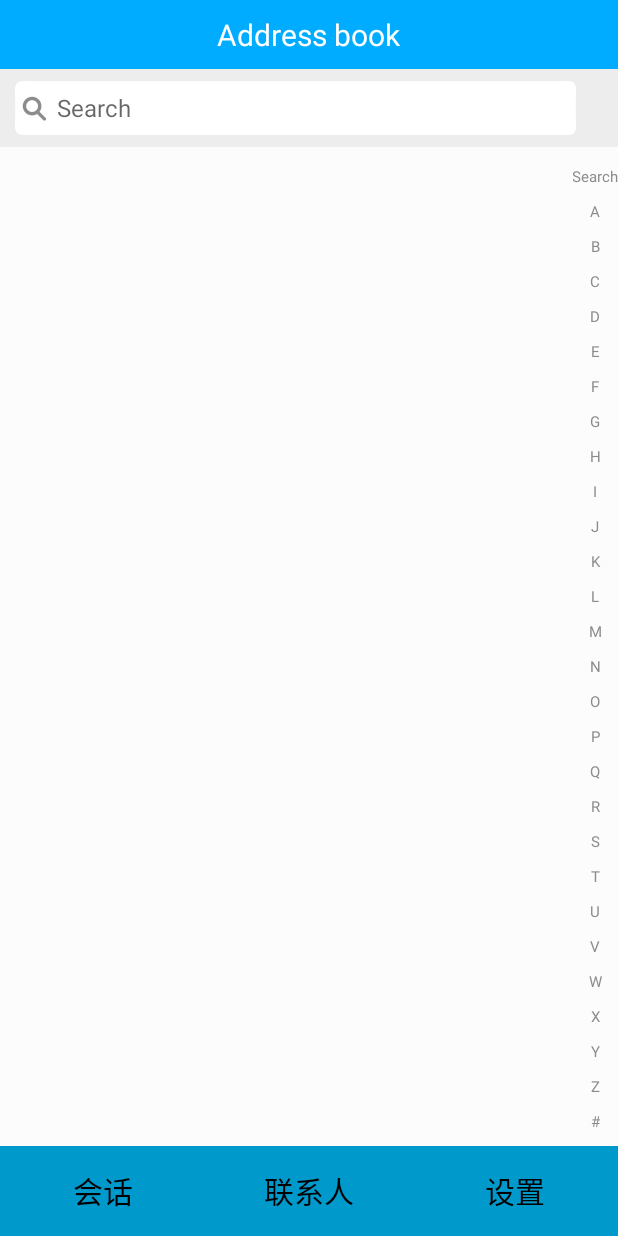
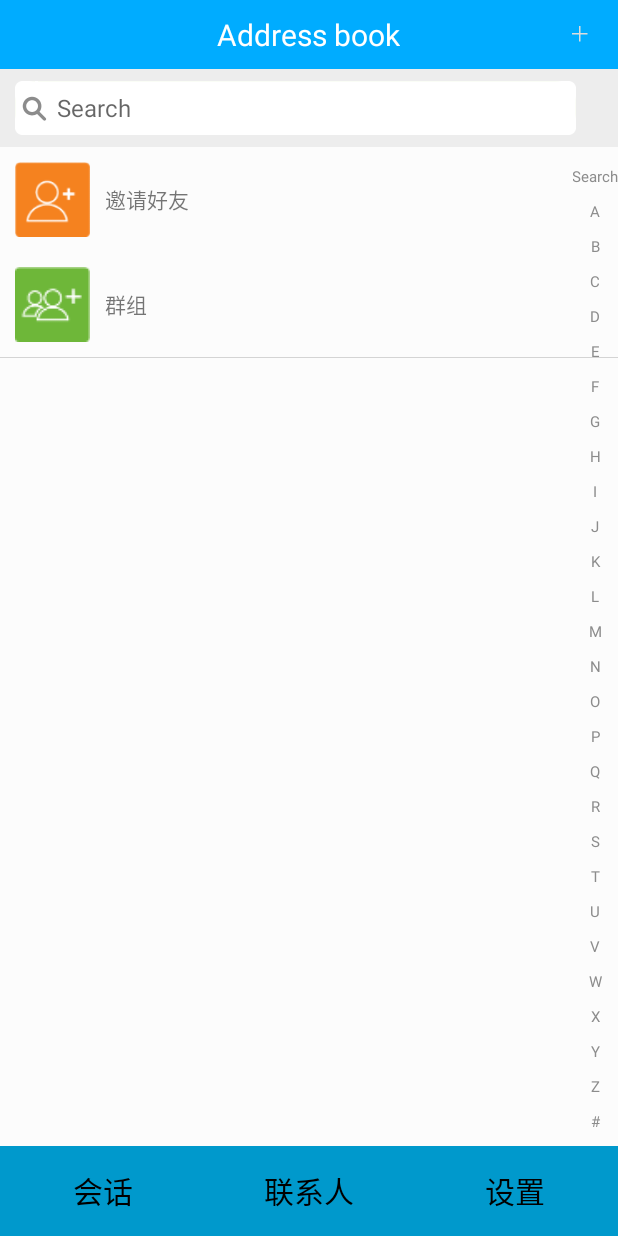
Before and after one commit to yiyoxy/HuanXinDemo, an Android app: the fragment ContactFragment placed in its activity, on a phone screen of 412 x 824 dp. Run offline under Robolectric (Android 15) with nearby library versions, the phone set to English and light mode, and no system bars; our stand-ins replace ButterKnife; 6 statements that could not run were skipped.

Commit message:
联系人列表页面: 添加Listview的头布局

```diff
--- a/app/src/main/AndroidManifest.xml
+++ b/app/src/main/AndroidManifest.xml
@@ -61,7 +61,8 @@
         </receiver>
 
         <activity android:name=".controller.activity.MainActivity" />
-        <activity android:name=".controller.activity.LoginActivity"></activity>
+        <activity android:name=".controller.activity.LoginActivity" />
+        <activity android:name=".controller.activity.InviteActivity"></activity>
     </application>
 
 </manifest>
--- a/app/src/main/java/com/tron/huanxindemo/controller/fragment/ContactFragment.java
+++ b/app/src/main/java/com/tron/huanxindemo/controller/fragment/ContactFragment.java
@@ -1,7 +1,20 @@
 package com.tron.huanxindemo.controller.fragment;
 
 
+import android.content.Intent;
+import android.view.View;
+import android.widget.ImageView;
+import android.widget.LinearLayout;
+
 import com.hyphenate.easeui.ui.EaseContactListFragment;
+import com.tron.huanxindemo.R;
+import com.tron.huanxindemo.controller.activity.InviteActivity;
+import com.tron.huanxindemo.utils.ShowToast;
+
+import butterknife.BindView;
+import butterknife.ButterKnife;
+import butterknife.OnClick;
+import butterknife.Unbinder;
 
 /**
  * Created by Tron on 2017/2/15.
@@ -9,5 +22,59 @@ import com.hyphenate.easeui.ui.EaseContactListFragment;
 
 public class ContactFragment extends EaseContactListFragment {
 
+    @BindView(R.id.contanct_iv_invite)
+    ImageView contanctIvInvite;
+    @BindView(R.id.ll_new_friends)
+    LinearLayout llNewFriends;
+    @BindView(R.id.ll_groups)
+    LinearLayout llGroups;
+    private Unbinder unbinder;
 
+    @Override
+    protected void initView() {
+        super.initView();
+
+        // 初始化头布局
+        View view = View.inflate(getActivity(), R.layout.fragment_contact_head, null);
+        // ButterKnife注入view
+        unbinder = ButterKnife.bind(this, view);
+
+        // 添加头布局
+        listView.addHeaderView(view);
+
+        // 添加actionbar右侧的加号, 设置监听
+        titleBar.setRightImageResource(R.mipmap.em_add);
+        titleBar.setOnClickListener(new View.OnClickListener() {
+            @Override
+            public void onClick(View v) {
+                // 跳转到邀请界面
+                Intent intent = new Intent(getActivity(), InviteActivity.class);
+                startActivity(intent);
+            }
+        });
+
+    }
+
+    @Override
+    protected void setUpView() {
+        super.setUpView();
+    }
+
+    @OnClick({R.id.ll_new_friends, R.id.ll_groups})
+    public void onClick(View view) {
+        switch (view.getId()) {
+            case R.id.ll_new_friends:
+                ShowToast.show(getActivity(), "好友邀请");
+                break;
+            case R.id.ll_groups:
+                ShowToast.show(getActivity(), "群组");
+                break;
+        }
+    }
+
+    @Override
+    public void onDestroy() {
+        super.onDestroy();
+        unbinder.unbind();
+    }
 }
--- /dev/null
+++ b/app/src/main/res/layout/fragment_contact_head.xml
@@ -0,0 +1,50 @@
+<?xml version="1.0" encoding="utf-8"?>
+<LinearLayout xmlns:android="http://schemas.android.com/apk/res/android"
+    android:layout_width="match_parent"
+    android:layout_height="wrap_content"
+    android:orientation="vertical">
+
+    <LinearLayout
+        android:id="@+id/ll_new_friends"
+        android:layout_width="match_parent"
+        android:layout_height="wrap_content"
+        android:layout_margin="10dp">
+        <ImageView
+            android:layout_width="50dp"
+            android:layout_height="50dp"
+            android:background="@drawable/ease_new_friends_icon"/>
+        <TextView
+            android:layout_width="wrap_content"
+            android:layout_height="match_parent"
+            android:text="邀请好友"
+            android:gravity="center"
+            android:layout_marginLeft="10dp"/>
+        <ImageView
+            android:layout_width="wrap_content"
+            android:layout_height="wrap_content"
+            android:layout_gravity="center_vertical"
+            android:layout_marginLeft="10dp"
+            android:id="@+id/contanct_iv_invite"
+            android:visibility="gone"
+            android:background="@android:drawable/ic_notification_overlay"/>
+
+    </LinearLayout>
+    <LinearLayout
+        android:id="@+id/ll_groups"
+        android:layout_width="match_parent"
+        android:layout_height="wrap_content"
+        android:layout_margin="10dp">
+        <ImageView
+            android:layout_width="50dp"
+            android:layout_height="50dp"
+            android:background="@mipmap/em_create_group"/>
+        <TextView
+            android:layout_width="wrap_content"
+            android:layout_height="match_parent"
+            android:text="群组"
+            android:gravity="center"
+            android:layout_marginLeft="10dp"/>
+        />
+    </LinearLayout>
+
+</LinearLayout>
```
Also changed, not shown: app/src/main/java/com/tron/huanxindemo/controller/activity/InviteActivity.java (added, +15 -0 lines), app/src/main/res/layout/activity_invite.xml (added, +13 -0 lines).
